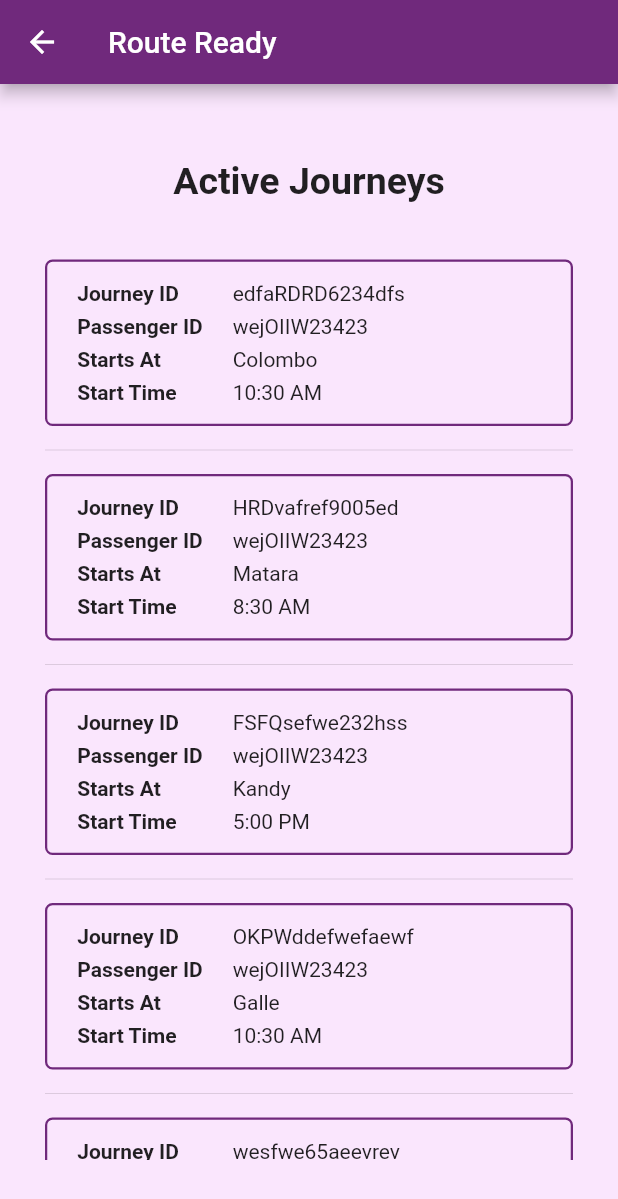
After one commit to maneeshalakshani/RouteReady, a Flutter app: the ActiveJourneysView screen opened by its route, on a phone screen of 412 x 824 dp. The commit adds this screen. Shown: the top 1199 px of the screen. Run offline on Flutter 3.47's test engine with Material 2 defaults, Android fonts, the phone set to English and light mode, and no system bars; our stand-ins replace auto_route, cloud_firestore, firebase_core, flutter_hooks, flutter_mobx, fluttertoast and 2 more; missing offline and left inert: open_street_map_search_and_pick, qrscan; accounts and stored records are empty; generated files the repository leaves out were written again.

Commit message:
feat: active journeys view

```diff
--- /dev/null
+++ b/lib/pages/activeJournies.dart/activeJournies_view.dart
@@ -0,0 +1,70 @@
+import 'package:flutter/material.dart';
+import 'package:flutter_hooks/flutter_hooks.dart';
+import 'package:route_ready/components/appBarCustom.dart';
+import 'package:route_ready/consts.dart';
+import 'package:route_ready/pages/activeJournies.dart/journeyItem.dart';
+
+class ActiveJourneysView extends HookWidget {
+  const ActiveJourneysView({
+    Key? key,
+  }) : super(key: key);
+
+  @override
+  Widget build(BuildContext context) {
+    double height = MediaQuery.of(context).size.height;
+    double width = MediaQuery.of(context).size.width;
+
+    final journeyList = [
+      {"edfaRDRD6234dfs", "Colombo", "10:30 AM", "wejOIIW23423"},
+      {"HRDvafref9005ed", "Matara", "8:30 AM", "wejOIIW23423"},
+      {"FSFQsefwe232hss", "Kandy", "5:00 PM", "wejOIIW23423"},
+      {"OKPWddefwefaewf", "Galle", "10:30 AM", "wejOIIW23423"},
+      {"wesfwe65aeevrev", "Gampaha", "10:30 PM", "wejOIIW23423"},
+      {"TRHhgfhef372637", "Kaluthara", "10:00 AM", "wejOIIW23423"},
+      {"afefDJYT873hghh", "Jaffna", "11:30 AM", "wejOIIW23423"},
+    ];
+
+    return Scaffold(
+      appBar: appBarCustom(),
+      backgroundColor: APP_COLOR,
+      body: SingleChildScrollView(
+        child: Container(
+          width: width,
+          height: height/10*9,
+          padding: const EdgeInsets.only(top: 50),
+          child: Column(
+            children: [
+              const Text(
+                  "Active Journeys",
+                  style: TextStyle(
+                    fontSize: 25.0,
+                    fontWeight: FontWeight.bold,
+                  ),
+                ),
+                Container(
+                  width: width,
+                  margin: const EdgeInsets.symmetric(vertical: 20, horizontal: 30),
+                  padding: const EdgeInsets.only(top: 10),
+                  height: height/10* 7.5,
+                  child: ListView.separated(
+                    itemCount: 5,
+                    itemBuilder: (context, i){
+                      return JourneyItem(
+                        startAt: journeyList[i].elementAt(1),
+                        journeyId: journeyList[i].elementAt(0),
+                        startTime: journeyList[i].elementAt(2),
+                        passengerId: journeyList[i].elementAt(3),
+                      );
+                    },
+                    separatorBuilder: (context, i){
+                      return const Divider();
+                    },
+                  ),
+                )
+            ],
+          ),
+        ),
+      ),
+    );
+  }
+}
--- /dev/null
+++ b/lib/pages/activeJournies.dart/journeyItem.dart
@@ -0,0 +1,74 @@
+import 'package:flutter/material.dart';
+import 'package:flutter_hooks/flutter_hooks.dart';
+import 'package:route_ready/consts.dart';
+
+class JourneyItem extends HookWidget {
+  const JourneyItem({
+    Key? key,
+    required this.journeyId,
+    required this.startAt,
+    required this.startTime,
+    required this.passengerId,
+  }) : super(key: key);
+  final String journeyId;
+  final String startAt;
+  final String startTime;
+  final String passengerId;
+
+  @override
+  Widget build(BuildContext context) {
+    return Container(
+      margin: EdgeInsets.symmetric(vertical: 8),
+      padding: EdgeInsets.symmetric(vertical: 10),
+      decoration: BoxDecoration(
+        border: Border.all(color: DARK_PURPLE, width: 1.5),
+        borderRadius: const BorderRadius.all(Radius.circular(5.0)),
+      ),
+      child: Column(
+        children: [
+          JourneyItemRow(text: journeyId, label: "Journey ID"),
+          JourneyItemRow(text: passengerId, label: "Passenger ID"),
+          JourneyItemRow(text: startAt, label: "Starts At"),
+          JourneyItemRow(text: startTime, label: "Start Time"),
+        ],
+      ),
+    );
+
+  }
+}
+
+class JourneyItemRow extends HookWidget {
+  const JourneyItemRow({
+    Key? key,
+    required this.text,
+    required this.label,
+  }) : super(key: key);
+  final String text;
+  final String label;
+
+  @override
+  Widget build(BuildContext context) {
+    double width = MediaQuery.of(context).size.width;
+
+    return Row(
+      children: [
+        Container(
+          width: width/5*1.5,
+          padding: const EdgeInsets.symmetric(horizontal: 20, vertical: 3),
+          child: Text(
+            label,
+            style: const TextStyle(
+              fontWeight: FontWeight.bold
+            ),
+          ),
+        ),
+        Container(
+          width: width/5*2.5,
+          child: Text(
+            text,
+          ),
+        )
+      ],
+    );
+  }
+}
--- a/lib/pages/main/main_view.dart
+++ b/lib/pages/main/main_view.dart
@@ -1,3 +1,4 @@
+import 'package:auto_route/auto_route.dart';
 import 'package:flutter/material.dart';
 import 'package:flutter_hooks/flutter_hooks.dart';
 import 'package:qrscan/qrscan.dart' as scanner;
@@ -6,6 +7,7 @@ import 'package:route_ready/components/round_button.dart';
 import 'package:route_ready/consts.dart';
 import 'package:route_ready/functions.dart';
 import 'package:route_ready/pages/main/journey_functions.dart';
+import 'package:route_ready/routes/routes.gr.dart';
 
 class MainView extends HookWidget {
   const MainView({
@@ -59,7 +61,14 @@ class MainView extends HookWidget {
                     // result ? context.router.push(const ScannerDetailRoute()) : context.popRoute();
                   });
                 },
-              )
+              ),
+              RoundButton(
+                text: "View All Active Journeys",
+                btnWidth: width/2 * 1.5,
+                onPressed: ()async {
+                  context.router.push(const ActiveJourneysRoute());
+                },
+              ),
             ],
           ),
         ),
--- a/lib/routes/routes.dart
+++ b/lib/routes/routes.dart
@@ -1,4 +1,5 @@
 import 'package:auto_route/auto_route.dart';
+import 'package:route_ready/pages/activeJournies.dart/activeJournies_view.dart';
 import 'package:route_ready/pages/fine/fine_view.dart';
 import 'package:route_ready/pages/main/main_view.dart';
 import 'package:route_ready/pages/scanner_detail/scanner_detail_view.dart';
@@ -14,6 +15,7 @@ import 'package:route_ready/pages/welcome/welcome_view.dart';
     MaterialRoute(page: MainView),
     MaterialRoute(page: ScannerDetailView),
     MaterialRoute(page: FineView),
+    MaterialRoute(page: ActiveJourneysView),
   ],
 )
 class $AppRouter {}
```
Also changed, not shown: lib/routes/routes.gr.dart.
